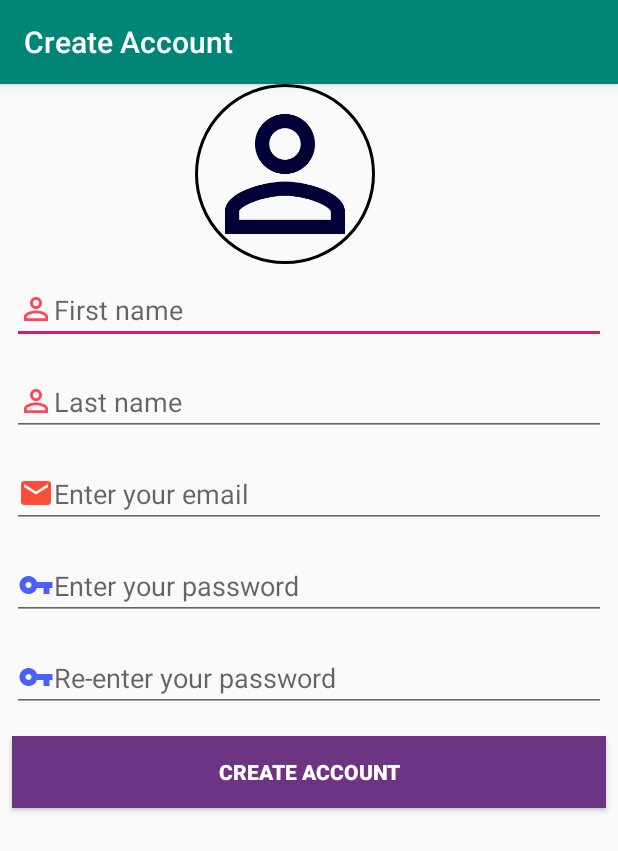
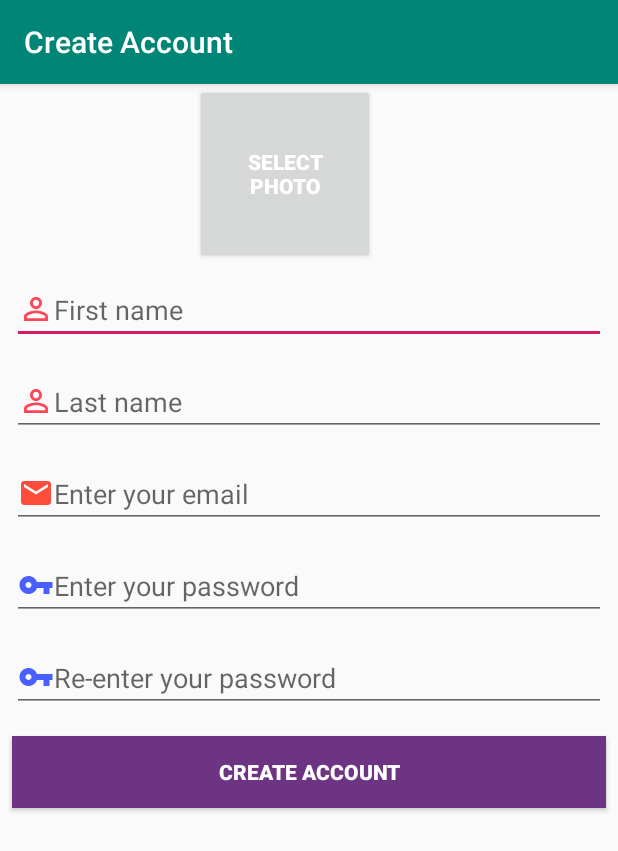
Before and after one commit to SwethaGeetheswaran/BookSharing-App, an Android app: the createAccount_Activity screen opened directly, with no data from a screen before it, on a phone screen of 412 x 824 dp. Shown: the top 851 px of the screen. Run offline under Robolectric (Android 15) with nearby library versions, the phone set to English and light mode, and no system bars; our stand-ins replace CircleImageView, Firebase (no records; nobody signed in at launch, a user with empty details on screens opened directly), Picasso; libraries missing offline, so code that uses them is left out: com.theartofdev.edmodo.

Commit message:
User profile- Image Bug Fix

```diff
--- a/app/src/main/java/com/example/booksharingapp/createAccount_activity.kt
+++ b/app/src/main/java/com/example/booksharingapp/createAccount_activity.kt
@@ -15,6 +15,7 @@ import com.google.firebase.auth.FirebaseAuth
 import com.google.firebase.database.*
 import com.google.firebase.storage.FirebaseStorage
 import com.google.firebase.storage.StorageReference
+import com.squareup.picasso.Picasso
 import com.theartofdev.edmodo.cropper.CropImage
 import com.theartofdev.edmodo.cropper.CropImageView
 import kotlinx.android.synthetic.main.create_account.*
@@ -30,6 +31,7 @@ class createAccount_Activity : AppCompatActivity() {
     private lateinit var mAuth: FirebaseAuth
     private val mGalleryNo = 1
     private lateinit var mUserStorageRefs : StorageReference
+    private  var resultUri  : Uri? = null
 
     override fun onCreate(savedInstanceState: Bundle?) {
         super.onCreate(savedInstanceState)
@@ -43,14 +45,13 @@ class createAccount_Activity : AppCompatActivity() {
         create_account_button.setOnClickListener { createUserAccount() }
 
         // Profile image
-        create_account_profile_image.setOnClickListener{
+        create_account_profile_button.setOnClickListener{
             val galleryIntent = Intent()
             galleryIntent.action = Intent.ACTION_PICK
             galleryIntent.type = "image/*"
             startActivityForResult(galleryIntent, mGalleryNo)
         }
     }
-    lateinit var resultUri  : Uri
     override fun onActivityResult(requestCode: Int, resultCode: Int, data: Intent?) {
         super.onActivityResult(requestCode, resultCode, data)
 
@@ -62,16 +63,22 @@ class createAccount_Activity : AppCompatActivity() {
                 .setAspectRatio(1,1)
                 .start(this)
         }
+        if (requestCode == CropImage.CROP_IMAGE_ACTIVITY_REQUEST_CODE) {
+            val result = CropImage.getActivityResult(data)
+            if (resultCode == Activity.RESULT_OK) {
+                resultUri = result.uri
+                create_account_profile_button.alpha = 0f
+                Picasso.get()
+                        .load(resultUri)
+                        .placeholder(R.drawable.ic_profile)
+                        .error(R.drawable.ic_profile_name)
+                        .fit()
+                        .into(create_account_profile_image)
 
-        if (requestCode === CropImage.CROP_IMAGE_ACTIVITY_REQUEST_CODE) {
-            val result = CropImage.getActivityResult(data)
-            if (resultCode === Activity.RESULT_OK) {
-                resultUri = result.uri
-                val bitmap:Bitmap = MediaStore.Images.Media.getBitmap(contentResolver,resultUri)
-                create_account_profile_image.setImageBitmap(bitmap)
             } else{
                 Toast.makeText(this@createAccount_Activity,"Error while cropping image. Please try again.",Toast.LENGTH_SHORT).show()
             }
+
         }
     }
 
@@ -122,7 +129,10 @@ class createAccount_Activity : AppCompatActivity() {
     }
 
     // To fetch the user data and save it in Firebase database.
-    fun createUser(){
+    fun createUser() {
+        if( resultUri == null) {
+            Toast.makeText(this,"Please select a profile image", Toast.LENGTH_SHORT).show()
+        }else {
             mAuth
                 .createUserWithEmailAndPassword(email.text.toString().trim(), password.text.toString().trim())
                 .addOnCompleteListener(this) { task ->
@@ -132,12 +142,14 @@ class createAccount_Activity : AppCompatActivity() {
                         val currentUserDb = mDatabaseReference.child(mAuth.currentUser!!.uid)
                         currentUserDb.child("firstName").setValue(first_name.text.toString().trim())
                         currentUserDb.child("lastName").setValue(last_name.text.toString().trim())
-                    uploadProfileImagetoFirebase(resultUri)
+                        currentUserDb.child("email").setValue(email.text.toString().trim())
+                        uploadProfileImagetoFirebase(resultUri!!)
                         updateUserInfoAndUI()
                     } else {
                         Log.w(TAG, "createUserWithEmail:failure", task.exception)
                         Toast.makeText(this, "Authentication failed.",
                             Toast.LENGTH_SHORT).show()
+                    }
                 }
         }
     }
--- a/app/src/main/res/layout/create_account.xml
+++ b/app/src/main/res/layout/create_account.xml
@@ -6,14 +6,29 @@
     android:layout_width="match_parent"
     android:layout_height="match_parent">
 
+    <Button
+        android:id="@+id/create_account_profile_button"
+        android:layout_width="120dp"
+        android:layout_height="120dp"
+        android:layout_marginStart="130dp"
+        android:text="@string/select_photo"
+        android:textColor="@android:color/white"
+        android:textStyle="bold"
+        app:layout_constraintEnd_toEndOf="parent"
+        app:layout_constraintStart_toStartOf="parent"
+        app:layout_constraintTop_toTopOf="parent" />
+
     <de.hdodenhof.circleimageview.CircleImageView
         android:id="@+id/create_account_profile_image"
         android:layout_width="120dp"
         android:layout_height="120dp"
         android:layout_marginStart="130dp"
-        android:src="@drawable/ic_profile"
         app:civ_border_width="2dp"
-        app:civ_border_color="#000000"/>
+        app:civ_border_color="#000000"
+        app:layout_constraintBottom_toBottomOf="@+id/create_account_profile_button"
+        app:layout_constraintEnd_toEndOf="@+id/create_account_profile_button"
+        app:layout_constraintStart_toStartOf="@+id/create_account_profile_button"
+        app:layout_constraintTop_toTopOf="@+id/create_account_profile_button"/>
 
 
     <EditText
--- a/app/src/main/res/values/strings.xml
+++ b/app/src/main/res/values/strings.xml
@@ -21,6 +21,7 @@
     <string name="home">Home</string>
     <string name="user_name">Username</string>
     <string name="about_myself">About myself</string>
+    <string name="select_photo">SELECT PHOTO</string>
 
 
 
```
Also changed, not shown: app/src/main/java/com/example/booksharingapp/HomeActivity.kt (+16 -6 lines). Lines whose indentation alone changed are shown as unchanged.
